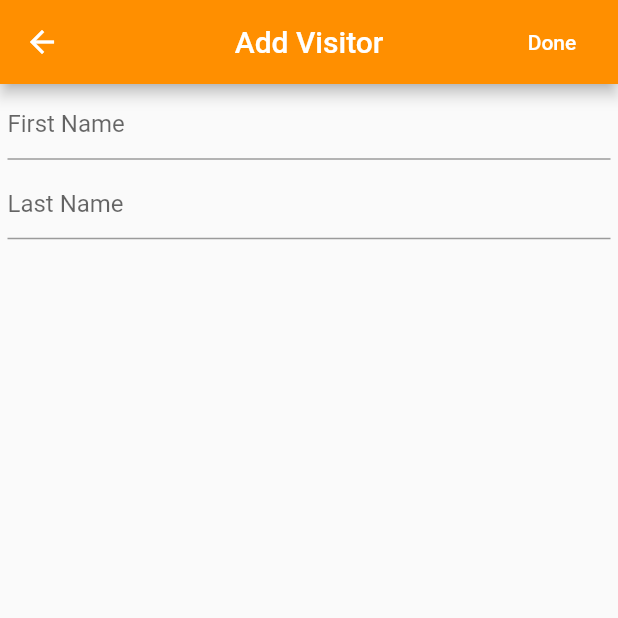
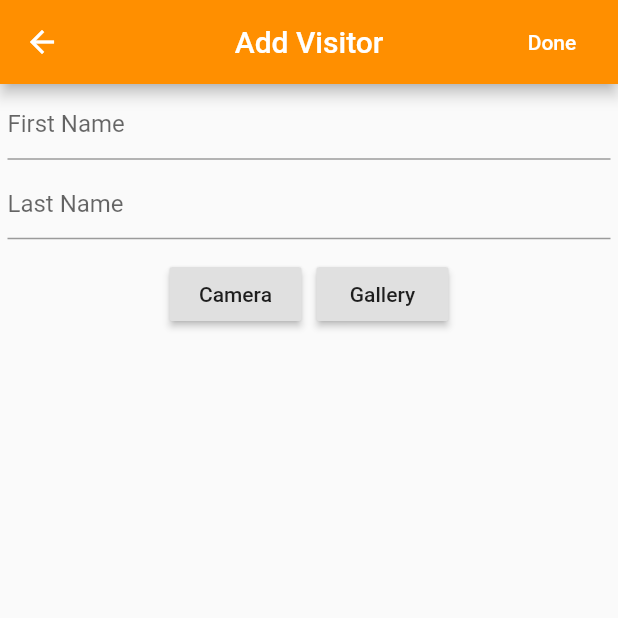
Before and after one commit to mxtm/buzz-mobile, a Flutter app: the VisitorsPage screen opened by its route, after a tap on the "add" icon, on a phone screen of 412 x 824 dp, the top half of it. Run offline on Flutter 3.47's test engine with Material 2 defaults, Android fonts, the phone set to English and light mode, and no system bars; our stand-ins replace firebase_storage, flutter_hooks, image_picker; missing offline and left inert: flutter_mjpeg; accounts and stored records are empty; network calls fail.

Commit message:
Implemented adding new visitors to text file and to firebase storage

```diff
--- a/lib/pages/visitors_add.dart
+++ b/lib/pages/visitors_add.dart
@@ -1,4 +1,10 @@
 import 'package:flutter/material.dart';
+import 'dart:io';
+import 'package:flutter/services.dart' show rootBundle;
+import 'package:image_picker/image_picker.dart';
+import 'package:firebase_storage/firebase_storage.dart';
+import 'package:path_provider/path_provider.dart';
+import 'package:buzz/services/visitors.dart';
 
 class VisitorsAdd extends StatefulWidget {
   @override
@@ -9,6 +15,8 @@ class _VisitorsAddState extends State<VisitorsAdd> {
 
   String first = '';
   String last = '';
+  String image = '';
+  File fileImage;
 
   @override
   Widget build(BuildContext context) {
@@ -24,11 +32,14 @@ class _VisitorsAddState extends State<VisitorsAdd> {
                 color: Colors.white,
               ),
             ),
-            onPressed: (){
-              Navigator.pop(context, {
-                'firstName': first,
-                'lastName': last,
-              });
+            onPressed: () async{
+                Visitors v = new Visitors();
+                image = await v.uploadImage(fileImage, first, last);
+                Navigator.pop(context, {
+                  'firstName': first,
+                  'lastName': last,
+                  'image': image,
+                });
             },
           ),
         ],
@@ -61,6 +72,28 @@ class _VisitorsAddState extends State<VisitorsAdd> {
               },
             ),
           ),
+          SizedBox(height: 10.0),
+          Row(
+            mainAxisAlignment: MainAxisAlignment.center,
+              children: <Widget>[
+                RaisedButton(
+                  child: Text("Camera"),
+                  onPressed: () async{
+                    File f = await ImagePicker.pickImage(source: ImageSource.camera);
+                    setState(() {
+                      fileImage = f;
+                    });
+                  },
+                ),
+                SizedBox(width: 10.0),
+                RaisedButton(
+                  child: Text("Gallery"),
+                  onPressed: () {
+                    //TODO add gallery implementation
+                  },
+                )
+              ],
+            ),
           // TODO give user a way to select an image
         ],
       ),
--- a/lib/pages/visitors_page.dart
+++ b/lib/pages/visitors_page.dart
@@ -1,5 +1,6 @@
 import 'package:flutter/material.dart';
 import 'package:buzz/services/visitors.dart';
+import 'package:buzz/services/logger.dart';
 
 class VisitorsPage extends StatefulWidget {
   @override
@@ -8,12 +9,12 @@ class VisitorsPage extends StatefulWidget {
 
 class _VisitorsPageState extends State<VisitorsPage> {
 
-  List<Visitors> visitors = [
-    Visitors(firstName: 'Sari', lastName: 'Nuwayhid', image: 'Trump.jpg'),
-    Visitors(firstName: 'Zacharia', lastName: 'Bayram', image: 'Trump.jpg'),
-    Visitors(firstName: 'Maxwell', lastName: 'Tamer-Mahoney', image: 'Trump.jpg'),
-    Visitors(firstName: 'Bassem', lastName: 'Bahsoun', image: 'Trump.jpg'),
-  ];
+  List<Visitors> visitors = [Visitors(firstName: 'f', lastName: 'l', image: 'i')];
+
+  getVisitors() async {
+    Logger l = new Logger();
+    visitors = await l.setup(visitors);
+  }
 
   @override
   Widget build(BuildContext context) {
@@ -29,27 +30,37 @@ class _VisitorsPageState extends State<VisitorsPage> {
               Icons.add,
             ),
             onPressed: () async {
-              // TODO send list as an argument + make async function
               dynamic result = await Navigator.pushNamed(context, '/visitors_add');
               setState(() {
                 Visitors v = new Visitors(
                   firstName: result['firstName'],
                   lastName: result['lastName'],
-                  // TODO add image option
-                  image: 'Trump.jpg',
+                  image: result['image'],
                 );
                 visitors.add(v);
-                //TODO make this shit scrollable
               });
             }
           ),
         ],
       ),
-      body: ListView.builder(
+      body: FutureBuilder(
+        future: getVisitors(),
+        builder: (BuildContext context, snapshot) {
+          return ListView.builder(
             // get the number of visitors
             itemCount: visitors.length,
             itemBuilder: (context, index) {
-          return Padding(
+              return index == 0? RaisedButton(
+                child: Text('Kill Switch'),
+                onPressed: () async {
+                  Logger l = new Logger();
+                  await l.delete(visitors);
+                  setState(() {
+
+                  });
+                },
+              )
+              : Padding(
                 padding: const EdgeInsets.symmetric(
                   vertical: 2.0,
                   horizontal: 4.0,
@@ -73,8 +84,8 @@ class _VisitorsPageState extends State<VisitorsPage> {
                       });
                     },
                     leading: CircleAvatar(
-                  backgroundImage: AssetImage(
-                    'Images/${visitors[index].image}'
+                      backgroundImage: NetworkImage(
+                          visitors[index].image
                       ),
                     ),
                     title: Text(
@@ -84,6 +95,8 @@ class _VisitorsPageState extends State<VisitorsPage> {
                 ),
               );
             },
+          );
+        },
       ),
     );
   }
--- /dev/null
+++ b/lib/services/logger.dart
@@ -0,0 +1,64 @@
+import 'package:path_provider/path_provider.dart';
+import 'dart:io';
+import 'package:buzz/services/visitors.dart';
+
+class Logger{
+
+  write(String first,String last,String url) async{
+    final Directory directory = await getApplicationDocumentsDirectory();
+    final File file = File('${directory.path}/visitors.txt');
+    await file.writeAsString('$first $last,$url\n', mode: FileMode.append);
+  }
+
+  delete(List<Visitors> v) async {
+    v.clear();
+    final Directory directory = await getApplicationDocumentsDirectory();
+    final File file = File('${directory.path}/visitors.txt');
+    await file.writeAsString('');
+  }
+
+  Future<String> read() async {
+    String text;
+    try{
+      final Directory directory = await getApplicationDocumentsDirectory();
+      final File file = File('${directory.path}/visitors.txt');
+      text = await file.readAsString();
+    } catch (e){
+      print("Couldn't read file");
+    }
+    return text;
+  }
+
+  Future<List<Visitors>> setup(List<Visitors> v) async {
+    String getText;
+    String image;
+    String first;
+    String last;
+    List<String> p = ['p'];
+    List<Visitors> vList;
+    v.clear();
+    v = [Visitors(firstName: 'f', lastName: 'l', image: 'i')];
+    await read().then((text) {getText = text;});
+    if (getText == null || getText == '')
+    {
+      return v;
+    }
+    else {
+      p = p + getText.split('\n');
+    }
+    for (int i = 1; i < p.length-1; i++)
+      {
+        first = p[i].split(' ')[0];
+        last = (p[i].split(' ')[1]).split(',')[0];
+        image = (p[i].split(' ')[1]).split(',')[1];
+        if (vList == null){
+          vList = [Visitors(firstName: first,lastName: last,image: image)];
+        }
+        else{
+          vList.add(Visitors(firstName: first,lastName: last,image: image));
+        }
+      }
+    vList.sort((a,b) => (a.toString().toLowerCase()).compareTo((b.toString().toLowerCase())));
+    return v + vList;
+  }
+}
--- a/pubspec.yaml
+++ b/pubspec.yaml
@@ -22,6 +22,7 @@ dependencies:
 
   flutter_mjpeg: ^1.2.5
   flutter_hooks: ^0.6.1
+  path_provider: ^1.6.5
 
   # The following adds the Cupertino Icons font to your application.
   # Use with the CupertinoIcons class for iOS style icons.
@@ -31,6 +32,9 @@ dev_dependencies:
   flutter_test:
     sdk: flutter
   flutter_launcher_icons: "^0.7.3"
+  image_picker: ^0.6.3+4
+  firebase_storage: ^3.1.3
+  firebase: ^7.2.1
 
 flutter_icons:
   android: true
```
Also changed, not shown: lib/services/visitors.dart (+35 -1 lines), pubspec.lock, 2 other files. Lines whose indentation alone changed are shown as unchanged.
